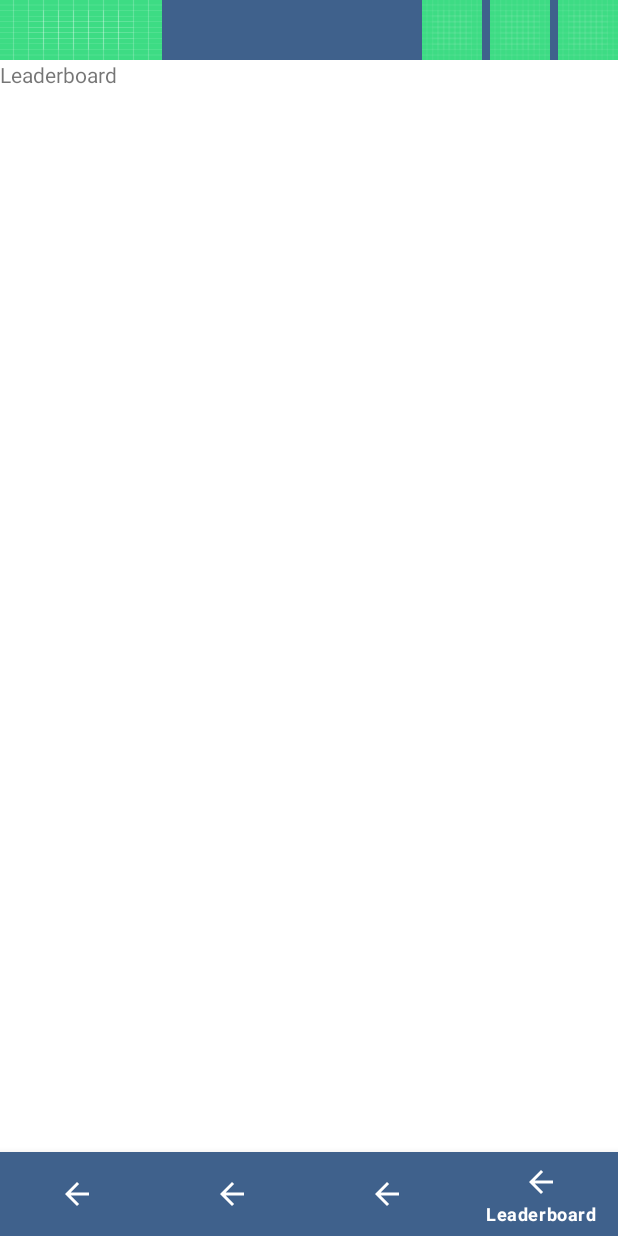
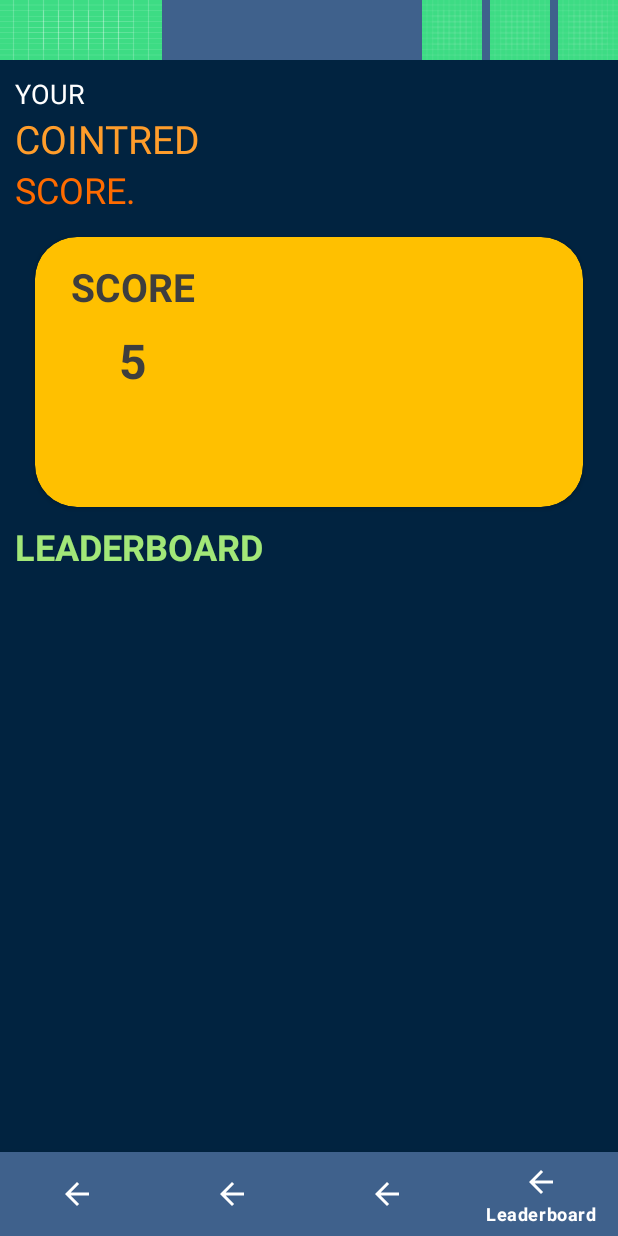
Before and after one commit to Suswan114/70S, an Android app: the screen it shows after launch (MainActivity), item 4 of the bottom bar chosen, on a phone screen of 412 x 824 dp. Run offline under Robolectric (Android 15) with nearby library versions, the phone set to English and light mode, and no system bars.

Commit message:
leaderboard half made

```diff
--- /dev/null
+++ b/app/src/main/res/drawable/ic_baseline_west_24.xml
@@ -0,0 +1,10 @@
+<vector xmlns:android="http://schemas.android.com/apk/res/android"
+    android:width="24dp"
+    android:height="24dp"
+    android:viewportWidth="24"
+    android:viewportHeight="24"
+    android:tint="?attr/colorControlNormal">
+  <path
+      android:fillColor="@android:color/white"
+      android:pathData="M9,19l1.41,-1.41L5.83,13H22V11H5.83l4.59,-4.59L9,5l-7,7L9,19z"/>
+</vector>
--- a/app/src/main/res/layout/fragment_dashboard.xml
+++ b/app/src/main/res/layout/fragment_dashboard.xml
@@ -13,6 +13,7 @@
         app:layout_constraintTop_toTopOf="parent"
         app:layout_constraintEnd_toEndOf="parent"
         app:thumbTint="@color/teal_200"
+
         android:layout_margin="10dp"
         app:trackTint="#F20544" />
     <TextView
--- a/app/src/main/res/layout/fragment_leaderboard.xml
+++ b/app/src/main/res/layout/fragment_leaderboard.xml
@@ -1,9 +1,102 @@
 <?xml version="1.0" encoding="utf-8"?>
-<RelativeLayout xmlns:android="http://schemas.android.com/apk/res/android"
+<androidx.constraintlayout.widget.ConstraintLayout xmlns:android="http://schemas.android.com/apk/res/android"
+    android:background="#012340"
     android:layout_width="match_parent"
-    android:layout_height="match_parent">
-<TextView
-    android:layout_width="wrap_content"
-    android:layout_height="wrap_content"
-    android:text="Leaderboard"/>
-</RelativeLayout>
+    android:layout_height="match_parent"
+    xmlns:app="http://schemas.android.com/apk/res-auto">
+    <TextView
+        android:layout_width="wrap_content"
+        android:layout_height="wrap_content"
+        android:text="YOUR"
+        android:id="@+id/your"
+        app:layout_constraintTop_toTopOf="parent"
+        app:layout_constraintStart_toStartOf="parent"
+        android:layout_margin="10dp"
+        android:textSize="18sp"
+        android:textColor="@color/white" />
+    <TextView
+        android:layout_width="wrap_content"
+        android:layout_height="wrap_content"
+        android:id="@+id/cointred"
+        android:text="COINTRED"
+        app:layout_constraintTop_toBottomOf="@id/your"
+        app:layout_constraintStart_toStartOf="parent"
+        android:layout_marginStart="10dp"
+        android:textSize="26sp"
+        android:textColor="#FF9D2B" />
+    <TextView
+        android:layout_width="wrap_content"
+        android:layout_height="wrap_content"
+        android:id="@+id/score"
+        android:text="SCORE."
+        app:layout_constraintTop_toBottomOf="@id/cointred"
+        app:layout_constraintStart_toStartOf="parent"
+        android:layout_marginStart="10dp"
+        android:textSize="24sp"
+        android:textColor="#FF6B00" />
+    <androidx.cardview.widget.CardView
+        android:layout_width="match_parent"
+        android:layout_height="180dp"
+        app:layout_constraintTop_toBottomOf="@id/score"
+        android:id="@+id/score_card"
+        app:cardCornerRadius="28dp"
+        android:layout_marginHorizontal="23dp"
+        android:layout_marginTop="15dp"
+        android:backgroundTint="#FFC000">
+        <androidx.constraintlayout.widget.ConstraintLayout
+            android:layout_width="match_parent"
+            android:layout_height="match_parent">
+            <TextView
+                android:layout_width="wrap_content"
+                android:layout_height="wrap_content"
+                app:layout_constraintTop_toTopOf="parent"
+                app:layout_constraintStart_toStartOf="parent"
+                android:text="SCORE"
+                android:textSize="26sp"
+                android:layout_marginTop="15dp"
+                android:layout_marginStart="24dp"
+                android:id="@+id/score_text_in_card"
+                android:textStyle="bold"
+                android:textColor="#3E3E3E"/>
+            <TextView
+                android:layout_width="wrap_content"
+                android:layout_height="wrap_content"
+                app:layout_constraintTop_toBottomOf="@id/score_text_in_card"
+                app:layout_constraintStart_toStartOf="@id/score_text_in_card"
+                app:layout_constraintEnd_toEndOf="@id/score_text_in_card"
+                android:text="5"
+                android:id="@+id/score_point"
+                android:textSize="32sp"
+                android:layout_marginTop="10dp"
+                android:textStyle="bold"
+                android:textColor="#3E3E3E"/>
+
+
+
+        </androidx.constraintlayout.widget.ConstraintLayout>
+    </androidx.cardview.widget.CardView>
+    <TextView
+        android:layout_width="wrap_content"
+        android:layout_height="wrap_content"
+        app:layout_constraintStart_toStartOf="parent"
+        app:layout_constraintTop_toBottomOf="@id/score_card"
+        android:id="@+id/leaderboard_text"
+        android:text="LEADERBOARD"
+        android:layout_margin="10dp"
+        android:textSize="24sp"
+        android:textStyle="bold"
+        android:textColor="#A2E778"/>
+
+
+    <androidx.core.widget.NestedScrollView
+        android:layout_width="match_parent"
+        android:layout_height="wrap_content"
+        app:layout_constraintTop_toBottomOf="@id/leaderboard_text"
+        android:layout_marginTop="15dp"
+        app:layout_constraintStart_toStartOf="parent">
+        <androidx.recyclerview.widget.RecyclerView
+            android:layout_width="match_parent"
+            android:layout_height="match_parent"
+            android:id="@+id/leaderboard_recycler"/>
+    </androidx.core.widget.NestedScrollView>
+</androidx.constraintlayout.widget.ConstraintLayout>
```
